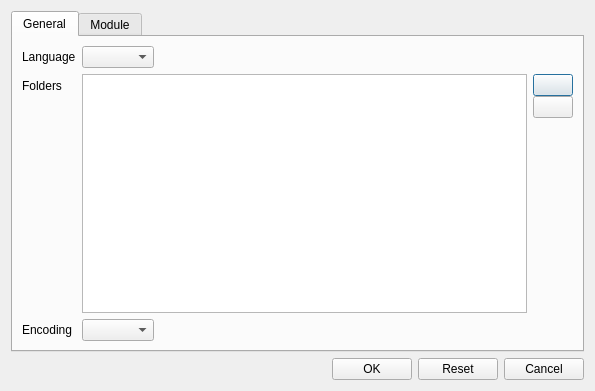
Old version of the form src/ui/settingsdialog.ui in the repository metaxy/openBibleViewer.
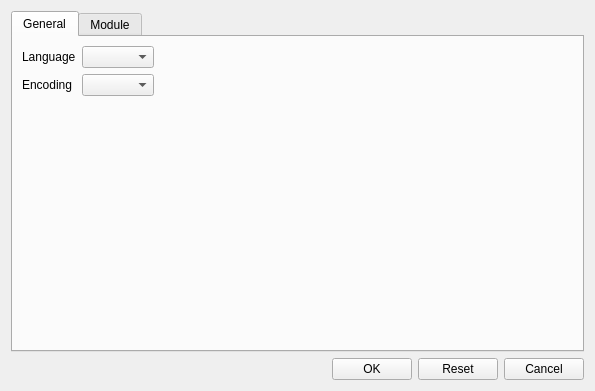
New version of the form. The open tabs and pages were chosen to show the change. Icons and pictures are not drawn.

```diff
--- a/src/ui/settingsdialog.ui
+++ b/src/ui/settingsdialog.ui
@@ -35,77 +35,6 @@
          <property name="fieldGrowthPolicy">
           <enum>QFormLayout::ExpandingFieldsGrow</enum>
          </property>
-         <item row="3" column="0">
-          <widget class="QLabel" name="label_2">
-           <property name="text">
-            <string>Folders</string>
-           </property>
-          </widget>
-         </item>
-         <item row="3" column="1">
-          <layout class="QHBoxLayout" name="horizontalLayout_2">
-           <property name="sizeConstraint">
-            <enum>QLayout::SetMinAndMaxSize</enum>
-           </property>
-           <property name="leftMargin">
-            <number>0</number>
-           </property>
-           <property name="topMargin">
-            <number>0</number>
-           </property>
-           <item>
-            <widget class="QListWidget" name="listWidget_path"/>
-           </item>
-           <item>
-            <layout class="QVBoxLayout" name="verticalLayout_3">
-             <property name="spacing">
-              <number>0</number>
-             </property>
-             <property name="leftMargin">
-              <number>0</number>
-             </property>
-             <property name="topMargin">
-              <number>0</number>
-             </property>
-             <item>
-              <widget class="QPushButton" name="pushButton_add_path">
-               <property name="text">
-                <string/>
-               </property>
-               <property name="icon">
-                <iconset resource="../icons.qrc">
-                 <normaloff>:/icons/16x16/list-add.png</normaloff>:/icons/16x16/list-add.png</iconset>
-               </property>
-              </widget>
-             </item>
-             <item>
-              <widget class="QPushButton" name="pushButton_remove_path">
-               <property name="text">
-                <string/>
-               </property>
-               <property name="icon">
-                <iconset resource="../icons.qrc">
-                 <normaloff>:/icons/16x16/list-remove.png</normaloff>:/icons/16x16/list-remove.png</iconset>
-               </property>
-              </widget>
-             </item>
-             <item>
-              <spacer name="verticalSpacer_2">
-               <property name="orientation">
-                <enum>Qt::Vertical</enum>
-               </property>
-               <property name="sizeHint" stdset="0">
-                <size>
-                 <width>20</width>
-                 <height>40</height>
-                </size>
-               </property>
-              </spacer>
-             </item>
-            </layout>
-           </item>
-          </layout>
-         </item>
          <item row="0" column="0">
           <widget class="QLabel" name="label_3">
            <property name="text">
@@ -116,14 +45,14 @@
          <item row="0" column="1">
           <widget class="QComboBox" name="comboBox_language"/>
          </item>
-         <item row="4" column="0">
+         <item row="3" column="0">
           <widget class="QLabel" name="label">
            <property name="text">
             <string>Encoding</string>
            </property>
           </widget>
          </item>
-         <item row="4" column="1">
+         <item row="3" column="1">
           <widget class="QComboBox" name="comboBox_encoding"/>
          </item>
         </layout>
```
Left out of the diff: 33 changed lines with no effect on the pictures.
